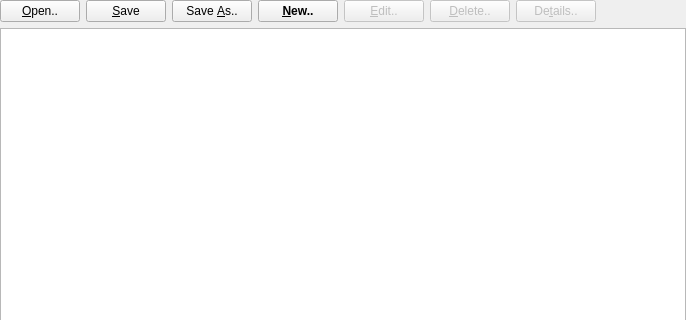
Before: the Qt Designer form experimental/forms/project.ui in skriticos/nelia1, drawn with Qt 5; both pictures show x 0 to 686 and y 0 to 320 of the 686 by 530 pixel window.
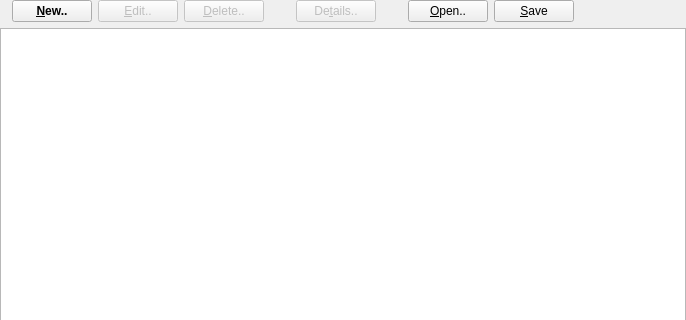
After: the same form once the commit is applied.

Commit message: ui improvements (shortcuts, added some fields)

```diff
--- a/experimental/forms/project.ui
+++ b/experimental/forms/project.ui
@@ -20,7 +20,7 @@
    <property name="margin">
     <number>0</number>
    </property>
-   <item row="0" column="5">
+   <item row="0" column="4">
     <widget class="QPushButton" name="push_project_delete">
      <property name="enabled">
       <bool>false</bool>
@@ -30,7 +30,20 @@
      </property>
     </widget>
    </item>
-   <item row="1" column="0" colspan="8">
+   <item row="0" column="11">
+    <spacer name="horizontalSpacer">
+     <property name="orientation">
+      <enum>Qt::Horizontal</enum>
+     </property>
+     <property name="sizeHint" stdset="0">
+      <size>
+       <width>46</width>
+       <height>20</height>
+      </size>
+     </property>
+    </spacer>
+   </item>
+   <item row="1" column="0" colspan="12">
     <widget class="QTableView" name="table_project_list">
      <property name="editTriggers">
       <set>QAbstractItemView::NoEditTriggers</set>
@@ -46,27 +59,17 @@
      </property>
     </widget>
    </item>
-   <item row="0" column="7">
-    <spacer name="horizontalSpacer">
-     <property name="orientation">
-      <enum>Qt::Horizontal</enum>
+   <item row="0" column="9">
+    <widget class="QPushButton" name="push_project_save">
+     <property name="enabled">
+      <bool>true</bool>
      </property>
-     <property name="sizeHint" stdset="0">
-      <size>
-       <width>46</width>
-       <height>20</height>
-      </size>
-     </property>
-    </spacer>
-   </item>
-   <item row="0" column="0">
-    <widget class="QPushButton" name="push_project_open">
      <property name="text">
-      <string>&amp;Open..</string>
+      <string>&amp;Save</string>
      </property>
     </widget>
    </item>
-   <item row="0" column="4">
+   <item row="0" column="3">
     <widget class="QPushButton" name="push_project_edit">
      <property name="enabled">
       <bool>false</bool>
@@ -79,27 +82,7 @@
      </property>
     </widget>
    </item>
-   <item row="0" column="6">
-    <widget class="QPushButton" name="push_project_details">
-     <property name="enabled">
-      <bool>false</bool>
-     </property>
-     <property name="text">
-      <string>De&amp;tails..</string>
-     </property>
-    </widget>
-   </item>
-   <item row="0" column="1">
-    <widget class="QPushButton" name="push_project_save">
-     <property name="enabled">
-      <bool>true</bool>
-     </property>
-     <property name="text">
-      <string>&amp;Save</string>
-     </property>
-    </widget>
-   </item>
-   <item row="0" column="3">
+   <item row="0" column="2">
     <widget class="QPushButton" name="push_project_new">
      <property name="font">
       <font>
@@ -124,16 +107,55 @@
      </property>
     </widget>
    </item>
-   <item row="0" column="2">
-    <widget class="QPushButton" name="push_project_saveas">
+   <item row="0" column="8">
+    <widget class="QPushButton" name="push_project_open">
+     <property name="text">
+      <string>&amp;Open..</string>
+     </property>
+    </widget>
+   </item>
+   <item row="0" column="7">
+    <spacer name="horizontalSpacer_2">
+     <property name="orientation">
+      <enum>Qt::Horizontal</enum>
+     </property>
+     <property name="sizeType">
+      <enum>QSizePolicy::Fixed</enum>
+     </property>
+     <property name="sizeHint" stdset="0">
+      <size>
+       <width>20</width>
+       <height>20</height>
+      </size>
+     </property>
+    </spacer>
+   </item>
+   <item row="0" column="6">
+    <widget class="QPushButton" name="push_project_details">
      <property name="enabled">
-      <bool>true</bool>
+      <bool>false</bool>
      </property>
      <property name="text">
-      <string>Save &amp;As..</string>
+      <string>De&amp;tails..</string>
      </property>
     </widget>
    </item>
+   <item row="0" column="5">
+    <spacer name="horizontalSpacer_3">
+     <property name="orientation">
+      <enum>Qt::Horizontal</enum>
+     </property>
+     <property name="sizeType">
+      <enum>QSizePolicy::Fixed</enum>
+     </property>
+     <property name="sizeHint" stdset="0">
+      <size>
+       <width>20</width>
+       <height>20</height>
+      </size>
+     </property>
+    </spacer>
+   </item>
   </layout>
  </widget>
  <resources/>
```
The commit also changes 4 other files.
